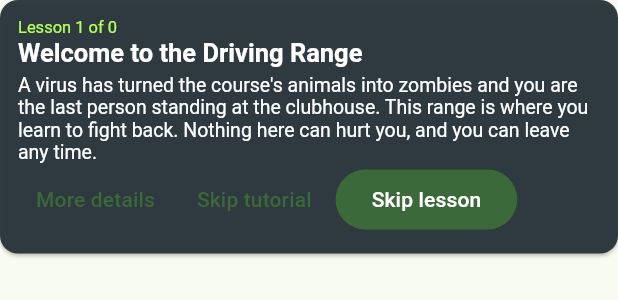
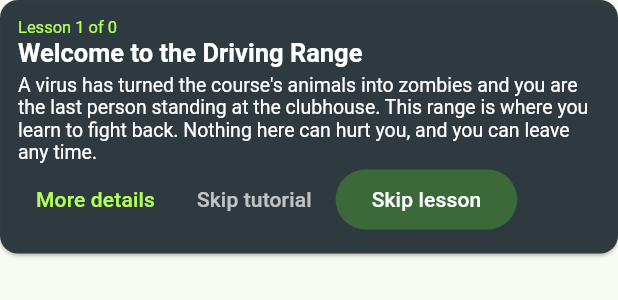
Before and after one commit to quinton22/fore-last-stand, a Flutter app: the LessonCard widget shown alone on an empty page, opened directly with sample values from the repository, on a phone screen of 412 x 824 dp. Shown: the top 300 px of the screen. Run offline on Flutter 3.47's test engine with Material 3 defaults, Android fonts, the phone set to English and light mode, and no system bars; our stand-ins replace material_ui, shared_preferences; missing offline and left inert: flame; accounts and stored records are empty.

Commit message:
Make lesson card text buttons readable on the dark card
Co-Authored-By: Claude Sonnet 5.5 <noreply@anthropic.com>

```diff
--- a/lib/ui/range_panels.dart
+++ b/lib/ui/range_panels.dart
@@ -113,8 +113,16 @@ class LessonCard extends StatelessWidget {
                 spacing: 4,
                 children: [
                   if (lesson.tips.isNotEmpty)
-                    TextButton(onPressed: onToggleTips, child: Text(showTips ? 'Hide details' : 'More details')),
-                  TextButton(onPressed: onSkip, child: const Text('Skip tutorial')),
+                    TextButton(
+                      style: TextButton.styleFrom(foregroundColor: Colors.lightGreenAccent),
+                      onPressed: onToggleTips,
+                      child: Text(showTips ? 'Hide details' : 'More details'),
+                    ),
+                  TextButton(
+                    style: TextButton.styleFrom(foregroundColor: Colors.white70),
+                    onPressed: onSkip,
+                    child: const Text('Skip tutorial'),
+                  ),
                   FilledButton(onPressed: onNext, child: Text(last ? 'Start practicing' : (done ? 'Next' : 'Skip lesson'))),
                 ],
               ),
```
